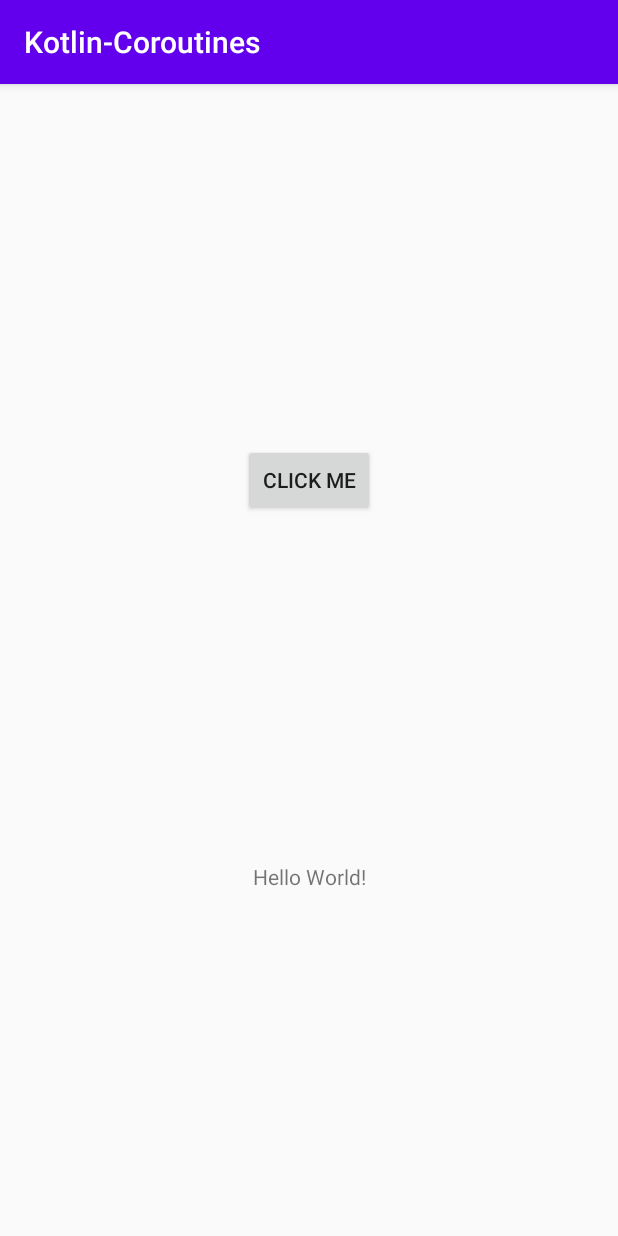
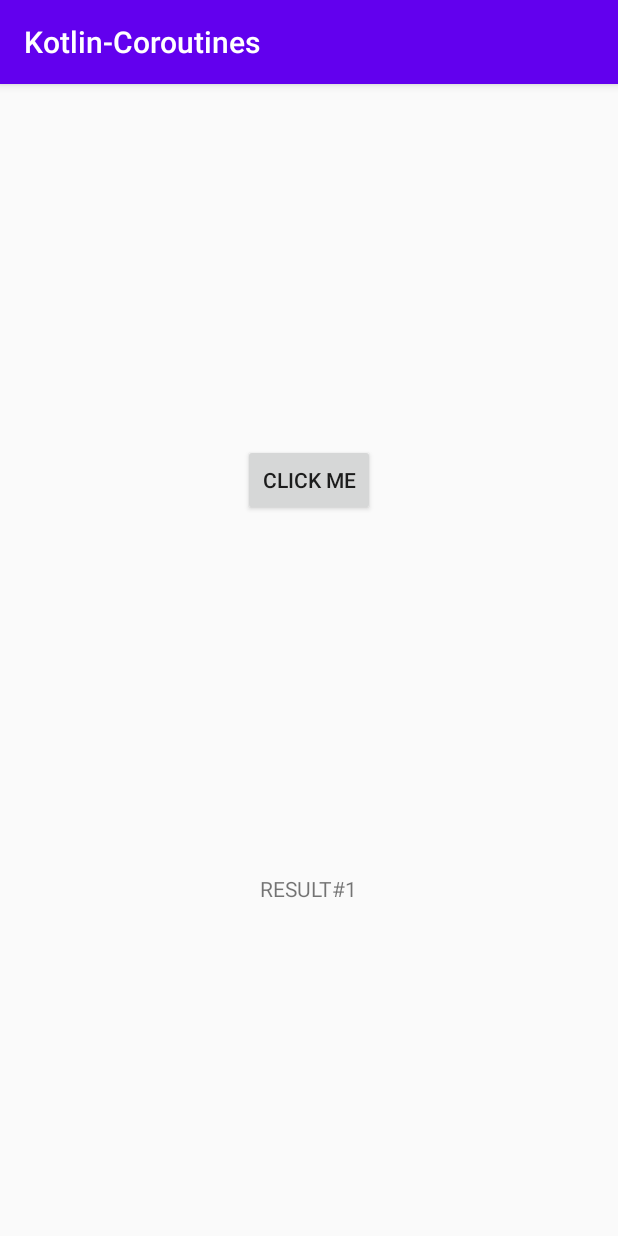
Before and after one commit to rafliandreansyah/Kotlin-Coroutines, an Android app: the screen it shows after launch (MainActivity), after a tap on "CLICK ME", on a phone screen of 412 x 824 dp. Run offline under Robolectric (Android 15) with nearby library versions, the phone set to English and light mode, and no system bars.

Commit message:
Menampilkan data pada textview dan berjalan pada MainThread

```diff
--- a/app/src/main/java/com/azhara/kotlin_coroutines/MainActivity.kt
+++ b/app/src/main/java/com/azhara/kotlin_coroutines/MainActivity.kt
@@ -30,6 +30,7 @@ class MainActivity : AppCompatActivity() {
     private suspend fun fakeApiRequest(){
         val result1 = getRequesApi1()
         println("debug: $result1")
+        setTextOnMainThread(result1)
     }
 
     private suspend fun getRequesApi1(): String{
@@ -38,16 +39,22 @@ class MainActivity : AppCompatActivity() {
         return RESULT1
     }
 
-    private suspend fun setText(result: String){
+    private fun setText(input: String){
+        val inputText = textview.text.toString() + "\n$input"
+        textview.text = inputText
+    }
+
+    private suspend fun setTextOnMainThread(result: String){
         /*Mengganti thread yang sebelumnya berjalan di scope IO dan dialihkan ke scope Main
         untuk memasukkan data ke dalam tampilan UI*/
         withContext(Dispatchers.Main){
-
+            logThread("setTextOnMainThread")
+            setText(result)
         }
     }
 
     private fun logThread(methodName: String){
-        println("debug: $methodName : ${Thread.currentThread().name}")
+        println("debug: $methodName : Thread: ${Thread.currentThread().name}")
     }
 
 }
--- a/app/src/main/res/layout/activity_main.xml
+++ b/app/src/main/res/layout/activity_main.xml
@@ -21,7 +21,6 @@
         android:id="@+id/textview"
         android:layout_width="wrap_content"
         android:layout_height="wrap_content"
-        android:text="Hello World!"
         app:layout_constraintBottom_toBottomOf="parent"
         app:layout_constraintLeft_toLeftOf="parent"
         app:layout_constraintRight_toRightOf="parent"
```
